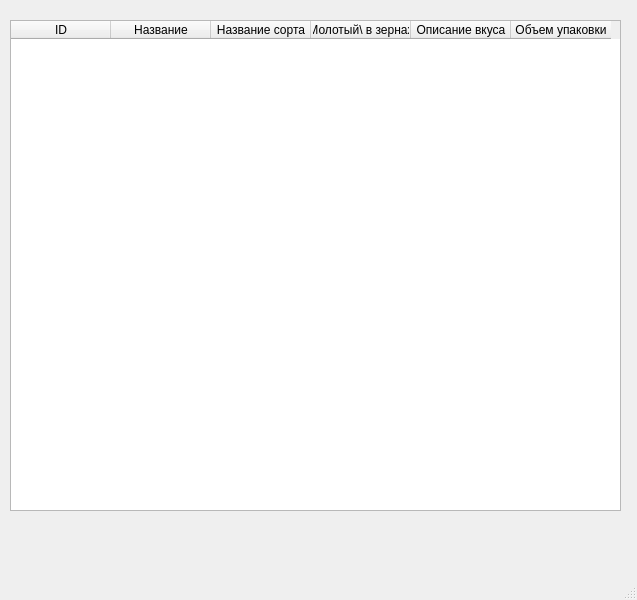
Before: the Qt Designer form main.ui in pryfmse/coffee, drawn with Qt 5.
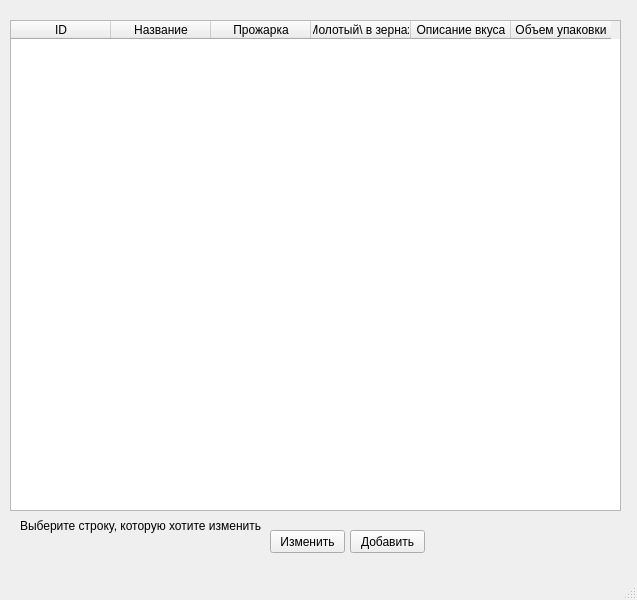
After: the same form once the commit is applied.

Commit message: под задачу "капучино"

What changed in the file:
```diff
--- a/main.ui
+++ b/main.ui
@@ -35,7 +35,7 @@
     </column>
     <column>
      <property name="text">
-      <string>Название сорта</string>
+      <string>Прожарка</string>
      </property>
     </column>
     <column>
@@ -54,6 +54,45 @@
      </property>
     </column>
    </widget>
+   <widget class="QPushButton" name="pushButton">
+    <property name="geometry">
+     <rect>
+      <x>270</x>
+      <y>530</y>
+      <width>75</width>
+      <height>23</height>
+     </rect>
+    </property>
+    <property name="text">
+     <string>Изменить</string>
+    </property>
+   </widget>
+   <widget class="QLabel" name="label">
+    <property name="geometry">
+     <rect>
+      <x>20</x>
+      <y>510</y>
+      <width>241</width>
+      <height>31</height>
+     </rect>
+    </property>
+    <property name="text">
+     <string>Выберите строку, которую хотите изменить</string>
+    </property>
+   </widget>
+   <widget class="QPushButton" name="pushButton_2">
+    <property name="geometry">
+     <rect>
+      <x>350</x>
+      <y>530</y>
+      <width>75</width>
+      <height>23</height>
+     </rect>
+    </property>
+    <property name="text">
+     <string>Добавить</string>
+    </property>
+   </widget>
   </widget>
   <widget class="QMenuBar" name="menubar">
    <property name="geometry">
```
